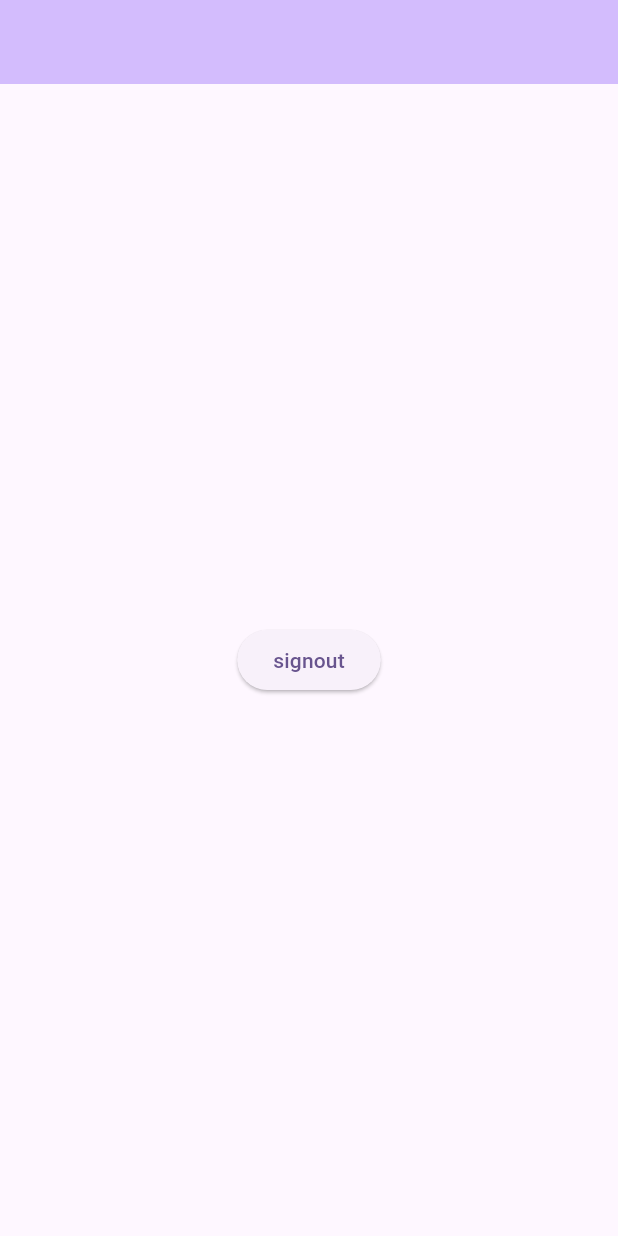
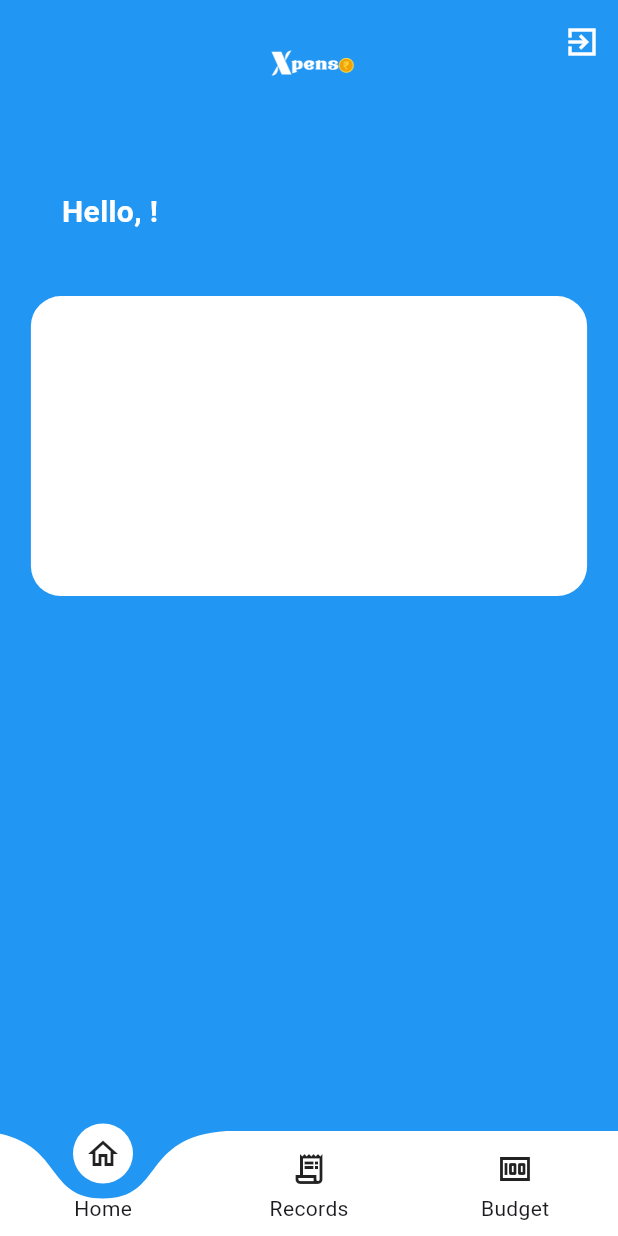
Before and after one commit to idk099/Xpenso-tracker, a Flutter app: the screen it shows once a user with an empty profile is signed in, on a phone screen of 412 x 824 dp. Run offline on Flutter 3.47's test engine with Material 3 defaults, Android fonts, the phone set to English and light mode, and no system bars; drawn by our look-alikes of curved_labeled_navigation_bar; our stand-ins replace cloud_firestore, firebase_auth, firebase_core, get, google_sign_in, lottie; accounts and stored records are empty.

```diff
--- a/lib/screens/home.dart
+++ /dev/null
@@ -1,51 +0,0 @@
-
-
-import 'package:flutter/material.dart';
-
-import 'package:xpenso/services/authenticate.dart';
-
-class MyHomePage extends StatefulWidget {
-  const MyHomePage({super.key});
-
-  // This widget is the home page of your application. It is stateful, meaning
-  // that it has a State object (defined below) that contains fields that affect
-  // how it looks.
-
-  // This class is the configuration for the state. It holds the values (in this
-  // case the title) provided by the parent (in this case the App widget) and
-  // used by the build method of the State. Fields in a Widget subclass are
-  // always marked "final".
-
-  @override
-  State<MyHomePage> createState() => _MyHomePageState();
-}
-
-class _MyHomePageState extends State<MyHomePage> {
-  final Authenticate _auth = Authenticate();
-
-  @override
-  Widget build(BuildContext context) {
-    // This method is rerun every time setState is called, for instance as done
-    // by the _incrementCounter method above.
-    //
-    // The Flutter framework has been optimized to make rerunning build methods
-    // fast, so that you can just rebuild anything that needs updating rather
-    // than having to individually change instances of widgets.
-    return Scaffold(
-        appBar: AppBar(
-          // TRY THIS: Try changing the color here to a specific color (to
-          // Colors.amber, perhaps?) and trigger a hot reload to see the AppBar
-          // change color while the other colors stay the same.
-          backgroundColor: Theme.of(context).colorScheme.inversePrimary,
-          // Here we take the value from the MyHomePage object that was created by
-          // the App.build method, and use it to set our appbar title.
-        ),
-
-        body: Center(
-            child: ElevatedButton(
-                onPressed: () async{
-                  await _auth.siginOut();
-                },
-                child: const Text("signout"))));
-  }
-}
--- /dev/null
+++ b/lib/screens/otherscreens/budget.dart
@@ -0,0 +1,17 @@
+import 'package:flutter/material.dart';
+
+class Budget extends StatefulWidget {
+  const Budget({super.key});
+
+  @override
+  State<Budget> createState() => _BudgetState();
+}
+
+class _BudgetState extends State<Budget> {
+  @override
+  Widget build(BuildContext context) {
+    return Scaffold(
+      backgroundColor: Colors.amber,
+    );
+  }
+}
--- /dev/null
+++ b/lib/screens/otherscreens/homepage.dart
@@ -0,0 +1,127 @@
+import 'package:cloud_firestore/cloud_firestore.dart';
+import 'package:firebase_auth/firebase_auth.dart';
+import 'package:flutter/material.dart';
+import 'package:xpenso/services/authenticate.dart';
+
+class Home extends StatefulWidget {
+  const Home({super.key});
+
+  @override
+  State<Home> createState() => _HomeState();
+}
+
+class _HomeState extends State<Home> {
+  final Authenticate _auth = Authenticate();
+
+
+
+  @override
+  Widget build(BuildContext context) {
+  final uid = FirebaseAuth.instance.currentUser?.uid;
+  final userRef = FirebaseFirestore.instance.collection('User').doc(uid);
+    double screenWidth = MediaQuery.of(context).size.width;
+    double responsivePadding = screenWidth * 0.05;
+    return Scaffold(
+      backgroundColor: Colors.blue,
+      appBar: AppBar(
+          flexibleSpace: Center(
+              child: Padding(
+            padding: const EdgeInsets.only(
+              top: 30,
+            ),
+            child: SizedBox(
+                height: 120,
+                child: Image.asset(
+                  'assets/images/appbarlogo.png',
+                  fit: BoxFit.cover,
+                )),
+          )),
+          backgroundColor: Colors.blue,
+          actions: <Widget>[
+            IconButton(
+                icon: Icon(
+                  Icons.exit_to_app_sharp,
+                  color: Colors.white,
+                ),
+                onPressed: () async {
+                  signOutDialog();
+                })
+          ]),
+      body: SafeArea(
+        child: Column(
+          mainAxisAlignment: MainAxisAlignment.start,
+          children: [
+            SizedBox(
+              height: 30,
+            ),
+            Row(
+              children: [
+                Padding(
+                    padding: EdgeInsets.all(responsivePadding),
+                    child: StreamBuilder<DocumentSnapshot>(
+            stream: userRef.snapshots(),
+            builder: (context, snapshot) {
+              if (snapshot.hasError) {
+                return Text('Error: ${snapshot.error}');
+              } else {
+                final userName = snapshot.data?.get('Name') ?? 'User';
+                return Row(
+                  children: [
+                    Padding(
+                      padding: EdgeInsets.all(responsivePadding),
+                      child: Text(
+                        "Hello, $userName!",
+                        style: TextStyle(
+                          color: Colors.white,
+                          fontSize: 20,
+                          fontWeight: FontWeight.bold,
+                        ),
+                      ),
+                    )
+                  ],
+                );
+              }
+            },
+          ),
+            )],
+            ),
+            Padding(
+              padding: EdgeInsets.symmetric(horizontal: responsivePadding),
+              child: Container(
+                height: 200,
+                decoration: BoxDecoration(
+                    borderRadius: BorderRadius.circular(20),
+                    color: Colors.white),
+              ),
+            )
+          ],
+        ),
+      ),
+    );
+  }
+
+  Future<void> signOutDialog() async {
+    return await showDialog(
+      barrierDismissible: false,
+      context: context,
+      builder: (context) => AlertDialog(
+        backgroundColor: Colors.white,
+        title: Center(child: Text('CONFIRM')),
+        content: Text('Are you sure want to signout?'),
+        actions: [
+          TextButton(
+            onPressed: () => Navigator.pop(context),
+            child: Text('Cancel'),
+          ),
+          TextButton(
+            onPressed: () {
+              Navigator.pop(context);
+              _auth.siginOut();
+            },
+            child: Text('Signout'),
+          ),
+        ],
+      ),
+    );
+  }
+}
--- /dev/null
+++ b/lib/screens/otherscreens/layout.dart
@@ -0,0 +1,90 @@
+import 'package:curved_labeled_navigation_bar/curved_navigation_bar.dart';
+import 'package:curved_labeled_navigation_bar/curved_navigation_bar_item.dart';
+import 'package:flutter/material.dart';
+import 'package:xpenso/screens/otherscreens/budget.dart';
+import 'package:xpenso/screens/otherscreens/homepage.dart';
+import 'package:xpenso/screens/otherscreens/records.dart';
+
+
+
+class Pagelayout extends StatefulWidget {
+  const Pagelayout({super.key});
+
+
+  @override
+  State<Pagelayout> createState() => _MyHomePageState();
+}
+
+class _MyHomePageState extends State<Pagelayout> {
+  @override
+
+
+  int _currentIndex = 0;
+
+  final _page1 = GlobalKey<NavigatorState>();
+  final _page2 = GlobalKey<NavigatorState>();
+  final _page3 = GlobalKey<NavigatorState>();
+
+  @override
+  Widget build(BuildContext context) {
+    // This method is rerun every time setState is called, for instance as done
+    // by the _incrementCounter method above.
+    //
+    // The Flutter framework has been optimized to make rerunning build methods
+    // fast, so that you can just rebuild anything that needs updating rather
+    // than having to individually change instances of widgets.
+    return Scaffold(
+      extendBody: true,
+      body: IndexedStack(
+        index: _currentIndex,
+        children: <Widget>[
+          Navigator(
+            key: _page1,
+            onGenerateRoute: (route) => MaterialPageRoute(
+              settings: route,
+              builder: (context) => Home(),
+            ),
+          ),
+          Navigator(
+            key: _page2,
+            onGenerateRoute: (route) => MaterialPageRoute(
+              settings: route,
+              builder: (context) => Records(),
+            ),
+          ),
+          Navigator(
+            key: _page3,
+            onGenerateRoute: (route) => MaterialPageRoute(
+              settings: route,
+              builder: (context) => Budget(),
+            ),
+          ),
+        ],
+      ),
+      bottomNavigationBar: CurvedNavigationBar(
+        backgroundColor: Colors.transparent,
+        animationCurve: Curves.easeInOut,
+        animationDuration: Duration(milliseconds: 1500),
+        items: [
+          CurvedNavigationBarItem(
+            child: Icon(Icons.home_outlined),
+            label: 'Home',
+          ),
+          CurvedNavigationBarItem(
+            child: Icon(Icons.receipt_long_sharp),
+            label: 'Records',
+          ),
+          CurvedNavigationBarItem(
+            child: Icon(Icons.money),
+            label: 'Budget',
+          ),
+        ],
+        onTap: (index) {
+          setState(() {
+            _currentIndex = index;
+          });
+        },
+      ),
+    );
+  }
+}
--- a/lib/screens/streambuilder.dart
+++ b/lib/screens/streambuilder.dart
@@ -1,8 +1,9 @@
 import 'package:firebase_auth/firebase_auth.dart';
 import 'package:flutter/material.dart';
-import 'package:xpenso/screens/authentication/signin.dart';
+
 import 'package:xpenso/screens/authentication/welcomescreen.dart';
-import 'package:xpenso/screens/home.dart';
+
+import 'package:xpenso/screens/otherscreens/layout.dart';
 
 class Start extends StatelessWidget {
   const Start({super.key});
@@ -10,12 +11,12 @@ class Start extends StatelessWidget {
   @override
   Widget build(BuildContext context) {
     return Scaffold(
-      resizeToAvoidBottomInset: false,
+        resizeToAvoidBottomInset: false,
         body: StreamBuilder<User?>(
             stream: FirebaseAuth.instance.authStateChanges(),
             builder: (context, snapshot) {
               if (snapshot.hasData) {
-                return const MyHomePage();
+                return const Pagelayout();
               } else {
                 return const Welcome();
               }
```
Also changed, not shown: lib/screens/otherscreens/records.dart (added, +85 -0 lines).
